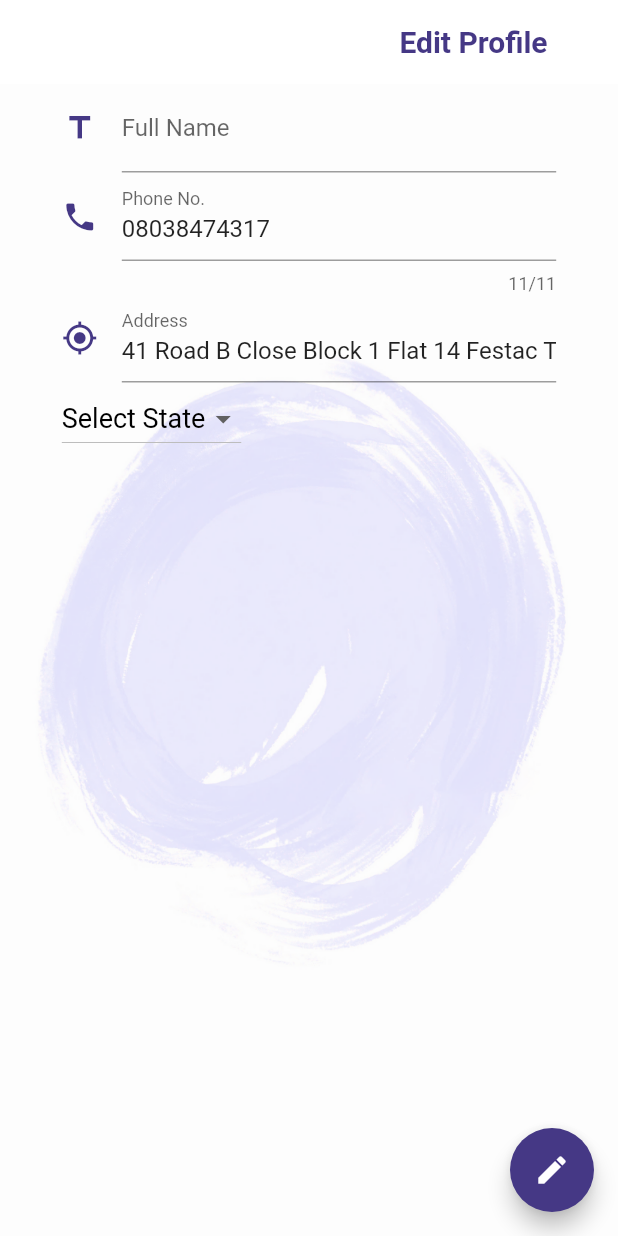
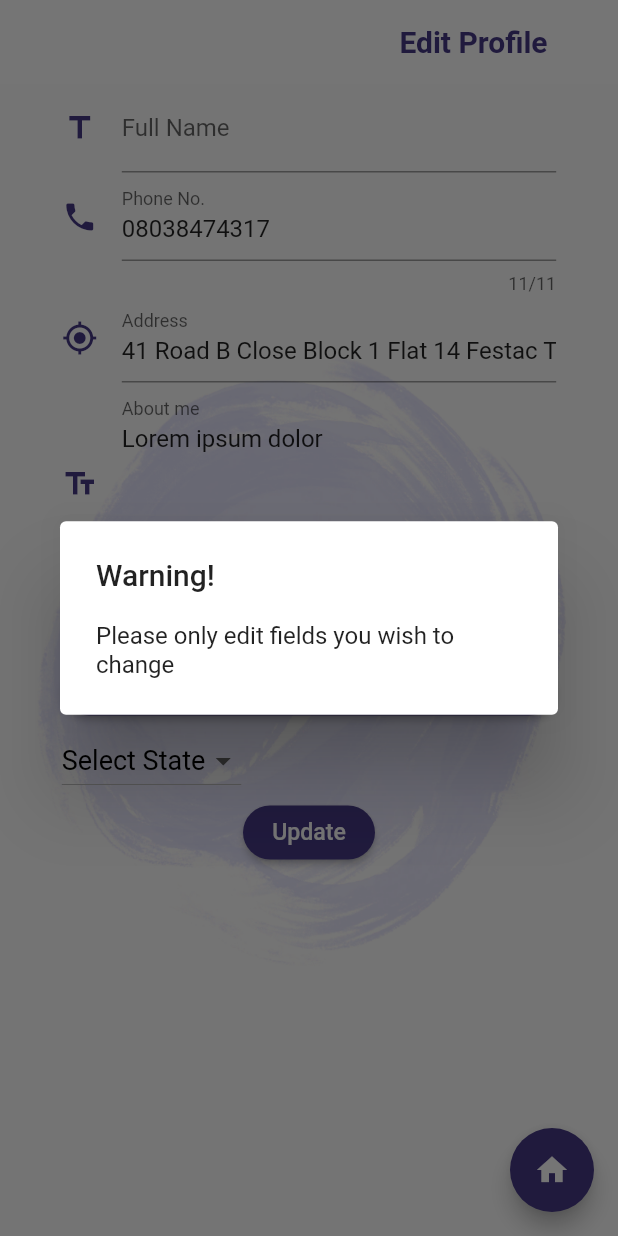
Before and after one commit to silentl007/ArtHub-Flutter, a Flutter app: the Profile screen opened directly, after a tap on the "edit" icon, on a phone screen of 412 x 824 dp. Run offline on Flutter 3.47's test engine with Material 2 defaults, Android fonts, the phone set to English and light mode, and no system bars; our stand-ins replace carousel_slider, image_picker, shared_preferences, sqflite; missing offline and left inert: cloudinary_client; accounts and stored records are empty; statements that could not run were skipped.

Commit message:
made the edit section, remaining function implementation

```diff
--- a/lib/screen/register.dart
+++ b/lib/screen/register.dart
@@ -158,7 +158,9 @@ class _RegisterScreenState extends State<RegisterScreen> {
                               children: [
                                 TextFormField(
                                   cursorColor: AppColors.purple,
+                                  maxLines: 5,
                                   maxLength: 400,
+                                  textInputAction: TextInputAction.next,
                                   decoration: InputDecoration(
                                       focusedBorder: UnderlineInputBorder(
                                           borderSide: BorderSide(
--- a/lib/screen/user/editprofile.dart
+++ /dev/null
@@ -1,36 +0,0 @@
-import 'package:flutter/material.dart';
-import 'package:shared_preferences/shared_preferences.dart';
-import 'package:ArtHub/common/model.dart';
-
-class EditProfile extends StatefulWidget {
-  @override
-  _EditProfileState createState() => _EditProfileState();
-}
-
-class _EditProfileState extends State<EditProfile> {
-  Widgets classWidget = Widgets();
-  @override
-  void initState() {
-    // TODO: implement initState
-    super.initState();
-    getDetails();
-  }
-
-  getDetails() async {
-    SharedPreferences prefs = await SharedPreferences.getInstance();
-    // init the textfieldforms with collected data
-    // once new data is submitted, update the shared prefereneces data
-    setState(() {});
-  }
-
-  @override
-  Widget build(BuildContext context) {
-    final Size size = MediaQuery.of(context).size;
-    return SafeArea(
-      child: Scaffold(
-        appBar: classWidget.apptitleBar(context, 'Edit Profile'),
-        body: Container(),
-      ),
-    );
-  }
-}
--- a/lib/screen/user/userprofile.dart
+++ b/lib/screen/user/userprofile.dart
@@ -1,4 +1,4 @@
-import 'package:ArtHub/screen/user/editprofile.dart';
+import 'package:ArtHub/screen/homescreen.dart';
 import 'package:flutter/material.dart';
 import 'package:ArtHub/common/model.dart';
 import 'package:shared_preferences/shared_preferences.dart';
@@ -14,10 +14,13 @@ class _ProfileState extends State<Profile> {
   String selectedState = 'Select State';
   String displayName = '';
   String address = '41 Road B Close Block 1 Flat 14 Festac Town';
+  String aboutme = 'Lorem ipsum dolor';
   String number = '08038474317';
+  String customerType = '';
   String edit = 'profile';
   String appbarTitle = 'Profile';
   Color _stateColor = Colors.black;
+  Icon editIcon = Icon(Icons.edit);
   @override
   void initState() {
     // TODO: implement initState
@@ -28,8 +31,11 @@ class _ProfileState extends State<Profile> {
 
   getData() async {
     SharedPreferences prefs = await SharedPreferences.getInstance();
+    prefs.setBool('inapp', true);
     setState(() {
+      customerType = 'freelancer';
       displayName = prefs.getString('displayName');
+      // customerType = prefs.getString('customerType');
     });
   }
 
@@ -40,13 +46,20 @@ class _ProfileState extends State<Profile> {
         child: Scaffold(
       floatingActionButton: FloatingActionButton(
         onPressed: () {
-          setState(() {
-            edit = 'edit';
-            appbarTitle = 'Edit Profile';
-          });
+          if (edit == 'profile') {
+            _instruction();
+            setState(() {
+              edit = 'edit';
+              appbarTitle = 'Edit Profile';
+              editIcon = Icon(Icons.home);
+            });
+          } else {
+            Navigator.push(
+                context, MaterialPageRoute(builder: (context) => HomeScreen()));
+          }
         },
         backgroundColor: AppColors.purple,
-        child: Icon(Icons.edit),
+        child: editIcon,
       ),
       appBar: classWidget.apptitleBar(context, appbarTitle),
       body: edit == 'profile' ? _profile() : _profileEdit(),
@@ -63,6 +76,8 @@ class _ProfileState extends State<Profile> {
 
   _profile() {
     return Container(
+      width: double.infinity,
+      height: double.infinity,
       decoration: BoxDecoration(
         image: DecorationImage(
             image: AssetImage('assets/appimages/welcomeback.png'),
@@ -169,6 +184,66 @@ class _ProfileState extends State<Profile> {
                   }
                 },
               ),
+              customerType == 'freelancer'
+                  ? Column(
+                      children: [
+                        TextFormField(
+                          cursorColor: AppColors.purple,
+                          initialValue: aboutme,
+                          maxLines: 5,
+                          maxLength: 400,
+                          textInputAction: TextInputAction.next,
+                          decoration: InputDecoration(
+                              focusedBorder: UnderlineInputBorder(
+                                  borderSide:
+                                      BorderSide(color: AppColors.purple)),
+                              labelText: 'About me',
+                              icon: Icon(Icons.text_fields,
+                                  color: AppColors.purple)),
+                          onSaved: (text) {
+                            setState(() {
+                              // return registerClass.aboutme = text;
+                            });
+                          },
+                          validator: (value) {
+                            if (value.isEmpty) {
+                              return 'This field is empty';
+                            }
+                          },
+                        ),
+                        Container(
+                            alignment: Alignment.centerLeft,
+                            child: Text(
+                              'Update your avatar',
+                              style: TextStyle(
+                                  fontSize: fontSize15, color: Colors.black),
+                            )),
+                        SizedBox(
+                          height: 5,
+                        ),
+                        RaisedButton(
+                          onPressed: () {},
+                          color: AppColors.purple,
+                          shape: RoundedRectangleBorder(
+                              borderRadius:
+                                  BorderRadius.all(Radius.circular(150))),
+                          child: Row(
+                            children: [
+                              Icon(Icons.upload_file, color: Colors.white),
+                              SizedBox(
+                                width: 3,
+                              ),
+                              Text(
+                                'Upload',
+                                style: TextStyle(
+                                    fontSize: fontSize15, color: Colors.white),
+                              )
+                            ],
+                          ),
+                        ),
+                      ],
+                    )
+                  : Container(),
               Container(
                 alignment: Alignment.centerLeft,
                 child: DropdownButton<String>(
@@ -190,10 +265,29 @@ class _ProfileState extends State<Profile> {
                   }).toList(),
                 ),
               ),
+              RaisedButton(
+                color: AppColors.purple,
+                shape: RoundedRectangleBorder(
+                    borderRadius: BorderRadius.all(Radius.circular(50))),
+                child: Text(
+                  'Update',
+                  style: TextStyle(fontSize: fontSize15, color: Colors.white),
+                ),
+                onPressed: () {},
+              )
             ],
           ),
         ),
       ),
     );
   }
+
+  _instruction() {
+    return showDialog(
+        context: context,
+        child: AlertDialog(
+          title: Text('Warning!'),
+          content: Text('Please only edit fields you wish to change'),
+        ));
+  }
 }
```
